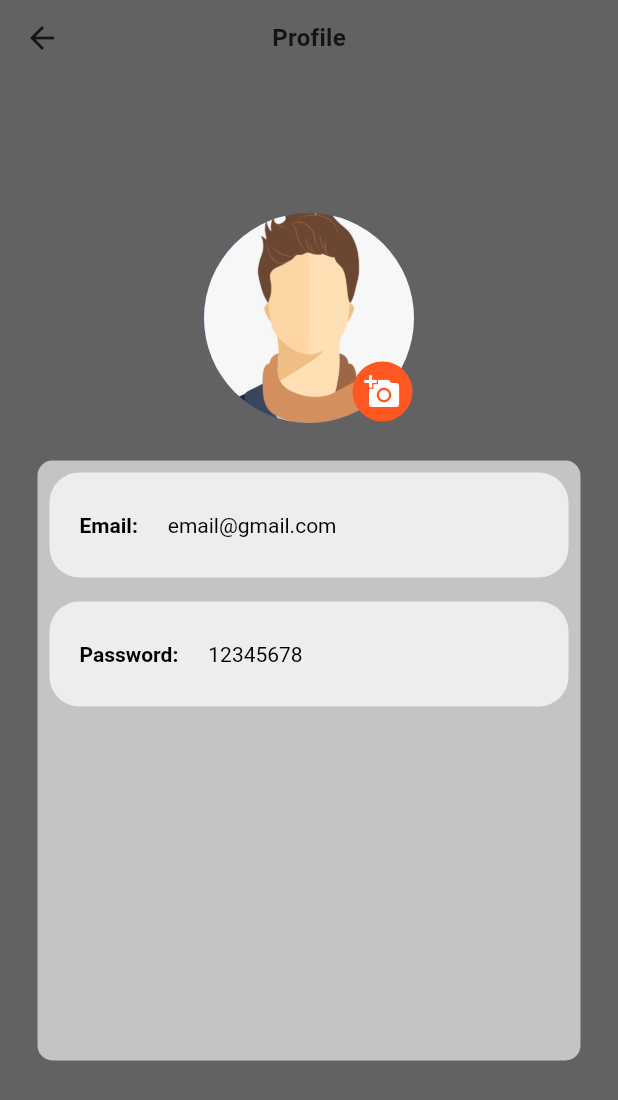
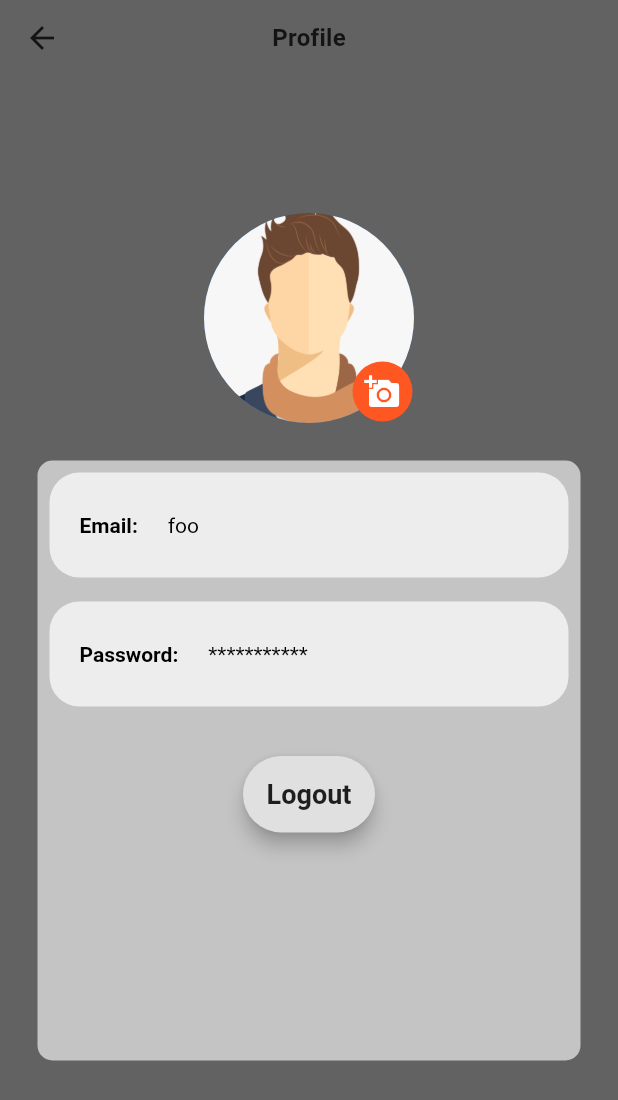
Before and after one commit to fiyakateam/fiyaka-mobile, a Flutter app: the ProfileView screen opened by its route, on a phone screen of 412 x 824 dp. Shown: the top 1100 px of the screen. Run offline on Flutter 3.47's test engine with Material 2 defaults, Android fonts, the phone set to English and light mode, and no system bars; our stand-ins replace device_info, dio, flash, get_it, image_picker, shared_preferences and 2 more; accounts and stored records are empty; generated files the repository leaves out were written again; Roboto replaces fonts that are missing (OpenSans, SFProDisplay); statements that could not run were skipped.

Commit message:
feat/auth

```diff
--- /dev/null
+++ b/lib/auth/model/user_model.dart
@@ -0,0 +1,11 @@
+import 'package:meta/meta.dart';
+
+class UserModel {
+  final String email;
+  final String name;
+
+  UserModel({
+    @required this.email,
+    @required this.name,
+  });
+}
--- a/lib/auth/view/login/login_view.dart
+++ b/lib/auth/view/login/login_view.dart
@@ -15,7 +15,9 @@ class LoginView extends ViewModelBuilderWidget<LoginViewModel> {
   bool get reactive => false;
 
   @override
-  void onViewModelReady(LoginViewModel model) {}
+  void onViewModelReady(LoginViewModel model) {
+    model.checkInitial();
+  }
 
   @override
   Widget builder(BuildContext context, LoginViewModel model, Widget child) {
@@ -75,7 +77,7 @@ class LoginView extends ViewModelBuilderWidget<LoginViewModel> {
                         txtColor: Colors.blue,
                         buttonText: 'LOGIN',
                         width: 200.0,
-                        onPressed: () => model.login(),
+                        onPressed: () => model.onSubmit(context),
                       ),
                     ],
                   ),
--- a/lib/auth/view/profile/profile_view.dart
+++ b/lib/auth/view/profile/profile_view.dart
@@ -1,7 +1,8 @@
-import 'package:fiyaka/core/widget/my_app_bar.dart';
+import 'package:fiyaka/auth/widget/my_button.dart';
+import 'package:flutter/material.dart';
 import 'package:stacked/stacked.dart';
-import 'package:flutter/material.dart';
 
+import '../../../core/widget/my_app_bar.dart';
 import 'profile_viewmodel.dart';
 
 class ProfileView extends ViewModelBuilderWidget<ProfileViewModel> {
@@ -12,7 +13,9 @@ class ProfileView extends ViewModelBuilderWidget<ProfileViewModel> {
   bool get reactive => true;
 
   @override
-  void onViewModelReady(ProfileViewModel model) {}
+  void onViewModelReady(ProfileViewModel model) {
+    model.refreshProfile();
+  }
 
   @override
   Widget builder(BuildContext context, ProfileViewModel model, Widget child) {
@@ -59,6 +62,13 @@ class ProfileView extends ViewModelBuilderWidget<ProfileViewModel> {
     return Scaffold(
       appBar: MyAppBar(
         title: 'Profile',
+        actions: [
+          FlatButton(
+            color: Colors.transparent,
+            child: Text(''),
+            onPressed: () => model.secretButtonPress(context),
+          )
+        ],
       ),
       backgroundColor: Color.fromRGBO(98, 98, 98, 1),
       body: Column(
@@ -119,12 +129,16 @@ class ProfileView extends ViewModelBuilderWidget<ProfileViewModel> {
                   children: [
                     GestureDetector(
                       onTap: () => model.changeEmail(),
-                      child: _infoSection('Email:', 'email@gmail.com'),
+                      child: _infoSection('Email:', model.user.email),
                     ),
                     GestureDetector(
                       onTap: () => model.changePassword(),
-                      child: _infoSection('Password:', '12345678'),
-                    )
+                      child: _infoSection('Password:', '***********'),
+                    ),
+                    MyButton(
+                      onPressed: () => model.logOutPressed(context),
+                      buttonText: 'Logout',
+                    ),
                   ],
                 ),
               ],
--- a/lib/auth/widget/my_button.dart
+++ b/lib/auth/widget/my_button.dart
@@ -30,7 +30,7 @@ class MyButton extends StatelessWidget {
         ),
         color: bgColor,
         child: Text(
-          'LOGIN',
+          buttonText,
           style: TextStyle(
             color: txtColor,
             fontSize: 18.0,
--- a/lib/core/constant/api_config.dart
+++ b/lib/core/constant/api_config.dart
@@ -1,3 +1,4 @@
 class ApiConfig {
-  static const String _root = 'http://foo.com';
+  static const String _root = 'https://fiyakaapi.herokuapp.com';
+  static const String login = '$_root/auth/login';
 }
--- a/lib/core/router.dart
+++ b/lib/core/router.dart
@@ -1,3 +1,4 @@
+import 'package:fiyaka/auth/model/user_model.dart';
 import 'package:fiyaka/auth/view/login/login_view.dart';
 import 'package:fiyaka/auth/view/profile/change/change_email_view.dart';
 import 'package:fiyaka/auth/view/profile/change/change_password_view.dart';
@@ -9,8 +10,8 @@ import 'view/landing/landing_view.dart';
 import 'view/not_found/not_found_view.dart';
 
 class Routes {
-  static const String landing = '/';
-  static const String login = '/login';
+  static const String landing = '/debug';
+  static const String login = '/';
   static const String profile = '/profile';
   static const String changePassword = '/profile/changePassword';
   static const String changeEmail = '/profile/changeEmail';
@@ -50,6 +51,7 @@ abstract class MyRouter {
       case Routes.login:
         return _generateRoute(LoginView(), settings);
       case Routes.profile:
+        final user = args as UserModel;
         return _generateRoute(ProfileView(), settings);
       case Routes.changePassword:
         return _generateRoute(ChangePasswordView(), settings);
--- a/pubspec.yaml
+++ b/pubspec.yaml
@@ -34,6 +34,7 @@ dev_dependencies:
   flutter_launcher_icons: ^0.8.1
   build_runner: ^1.0.0
   json_serializable: ^3.5.0
+  flash: ^1.3.1
 
 flutter_icons:
   image_path: "asset/app_icon.png"
```
Also changed, not shown: lib/auth/middleware/auth_middleware.dart (added, +17 -0 lines), lib/auth/model/api/login/login_request_model.dart (added, +22 -0 lines), lib/auth/model/api/login/login_response_model.dart (added, +20 -0 lines), lib/auth/service/auth_service.dart (added, +65 -0 lines), lib/auth/view/login/login_viewmodel.dart (+23 -4 lines), lib/auth/view/profile/profile_viewmodel.dart (+30 -0 lines), lib/core/locator.dart (+9 -0 lines), lib/core/service/dio_http_service.dart (+4 -7 lines), lib/core/util/flash_util.dart (added, +33 -0 lines), lib/auth/model/api/login/login_request_model.g.dart (added), lib/auth/model/api/login/login_response_model.g.dart (added), pubspec.lock.
